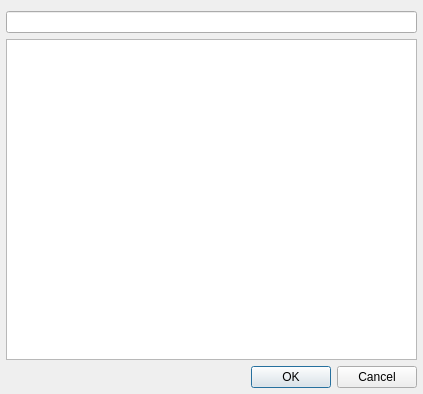
Before: the Qt Designer form src/plugins/General/library/librarywidget.ui in ksv1986/qmmp-staging, drawn with Qt 5.
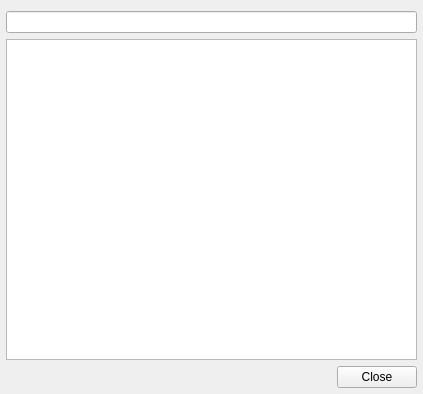
After: the same form once the commit is applied.

Commit message: library: added window mode (#147)

What changed in the file:
```diff
--- a/src/plugins/General/library/librarywidget.ui
+++ b/src/plugins/General/library/librarywidget.ui
@@ -49,7 +49,7 @@
    <item>
     <widget class="QDialogButtonBox" name="buttonBox">
      <property name="standardButtons">
-      <set>QDialogButtonBox::Cancel|QDialogButtonBox::Ok</set>
+      <set>QDialogButtonBox::Close</set>
      </property>
     </widget>
    </item>
```
Left out of the diff: 21 changed lines with no effect on the pictures. The commit also changes 5 other files.
